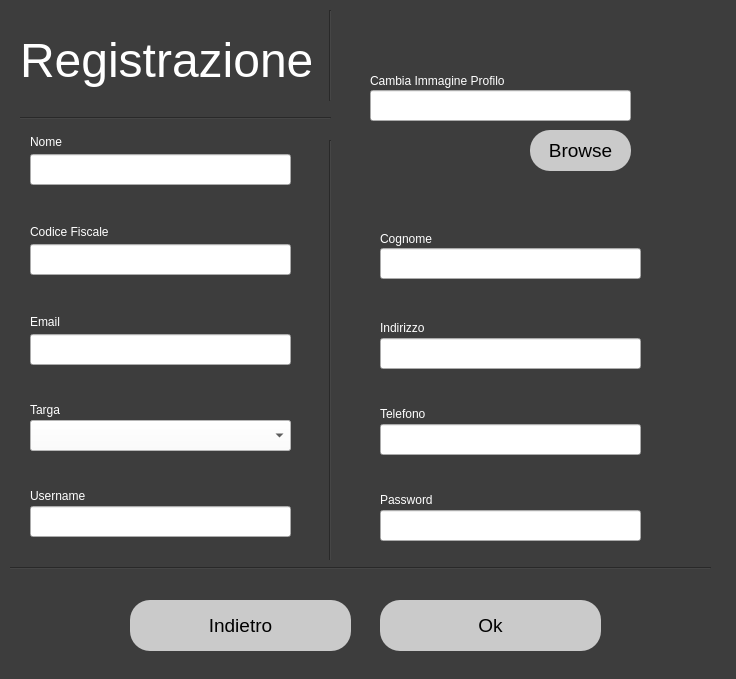
The window that Login/RegistrazioneUtente.ui (riccardomalpiedi/parcheggio) describes before a commit, drawn with Qt 5.
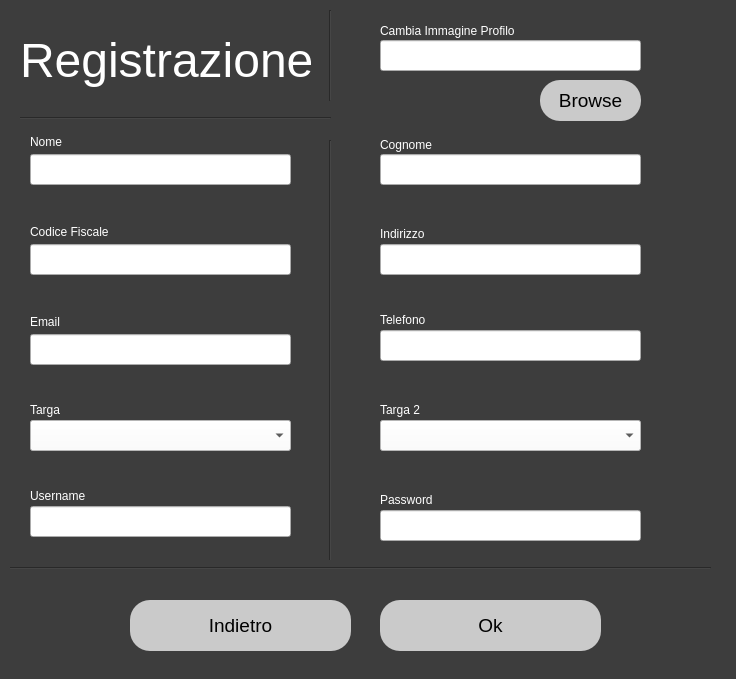
The same window after the commit.

Commit message: Modifiche ai posteggi, aggiunta secondo veicolo per il cliente

```diff
--- a/Login/RegistrazioneUtente.ui
+++ b/Login/RegistrazioneUtente.ui
@@ -68,7 +68,7 @@
    <property name="geometry">
     <rect>
      <x>380</x>
-     <y>228</y>
+     <y>134</y>
      <width>81</width>
      <height>21</height>
     </rect>
@@ -85,7 +85,7 @@
    <property name="geometry">
     <rect>
      <x>380</x>
-     <y>248</y>
+     <y>154</y>
      <width>261</width>
      <height>31</height>
     </rect>
@@ -116,7 +116,7 @@
    <property name="geometry">
     <rect>
      <x>380</x>
-     <y>318</y>
+     <y>224</y>
      <width>81</width>
      <height>20</height>
     </rect>
@@ -146,7 +146,7 @@
    <property name="geometry">
     <rect>
      <x>380</x>
-     <y>338</y>
+     <y>244</y>
      <width>261</width>
      <height>31</height>
     </rect>
@@ -160,7 +160,7 @@
    <property name="geometry">
     <rect>
      <x>380</x>
-     <y>404</y>
+     <y>310</y>
      <width>81</width>
      <height>20</height>
     </rect>
@@ -208,7 +208,7 @@
    <property name="geometry">
     <rect>
      <x>380</x>
-     <y>424</y>
+     <y>330</y>
      <width>261</width>
      <height>31</height>
     </rect>
@@ -421,8 +421,8 @@
   <widget class="QLineEdit" name="immagine_profilo_field">
    <property name="geometry">
     <rect>
-     <x>370</x>
-     <y>90</y>
+     <x>380</x>
+     <y>40</y>
      <width>261</width>
      <height>31</height>
     </rect>
@@ -441,8 +441,8 @@
   <widget class="QLabel" name="label_14">
    <property name="geometry">
     <rect>
-     <x>370</x>
-     <y>70</y>
+     <x>380</x>
+     <y>20</y>
      <width>181</width>
      <height>21</height>
     </rect>
@@ -458,8 +458,8 @@
   <widget class="QPushButton" name="browse_button">
    <property name="geometry">
     <rect>
-     <x>530</x>
-     <y>130</y>
+     <x>540</x>
+     <y>80</y>
      <width>101</width>
      <height>41</height>
     </rect>
@@ -476,6 +476,38 @@
     <string>Browse</string>
    </property>
   </widget>
+  <widget class="QComboBox" name="veicolo2_comboBox">
+   <property name="geometry">
+    <rect>
+     <x>380</x>
+     <y>420</y>
+     <width>261</width>
+     <height>31</height>
+    </rect>
+   </property>
+   <property name="styleSheet">
+    <string notr="true">background-color: rgb(255, 255, 255);
+font: 11pt &quot;MS Shell Dlg 2&quot;;
+color: rgb(0, 0, 0);</string>
+   </property>
+  </widget>
+  <widget class="QLabel" name="label_15">
+   <property name="geometry">
+    <rect>
+     <x>380</x>
+     <y>400</y>
+     <width>111</width>
+     <height>20</height>
+    </rect>
+   </property>
+   <property name="styleSheet">
+    <string notr="true">font: 12pt &quot;MS Shell Dlg 2&quot;;
+color: rgb(255, 255, 255);</string>
+   </property>
+   <property name="text">
+    <string>Targa 2</string>
+   </property>
+  </widget>
  </widget>
  <resources/>
  <connections/>
```
The commit also changes 12 other files.
